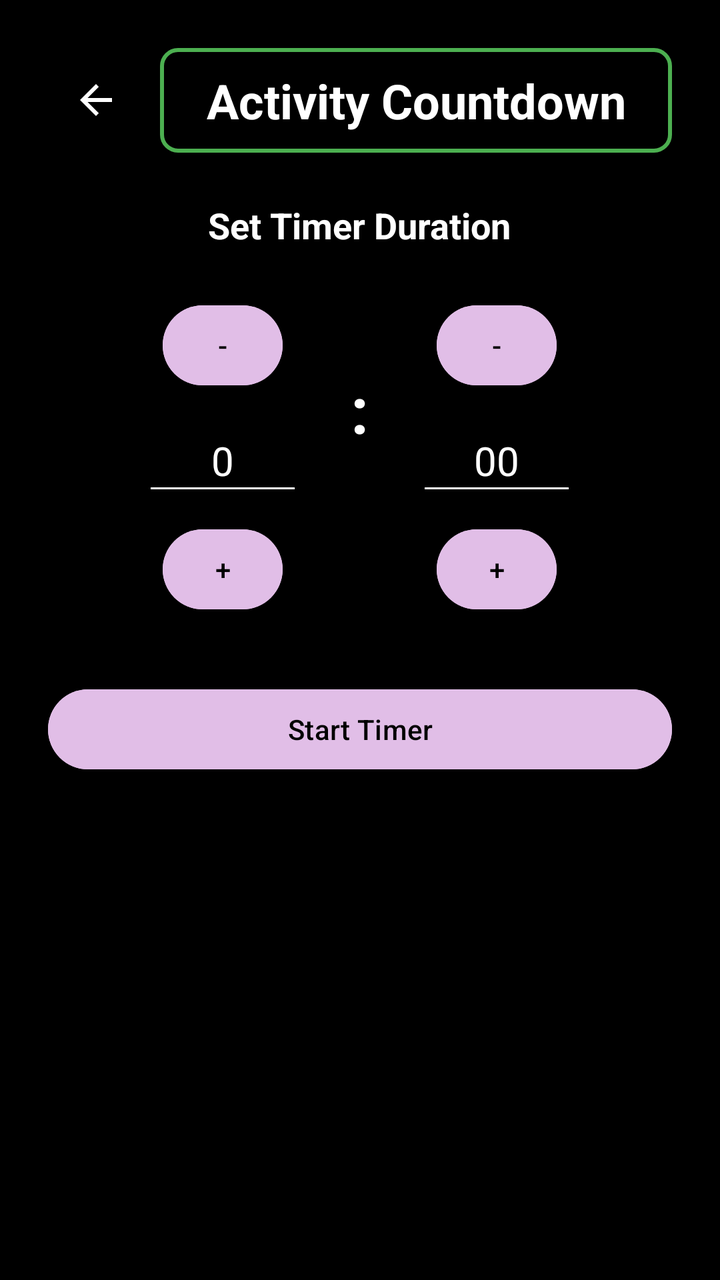
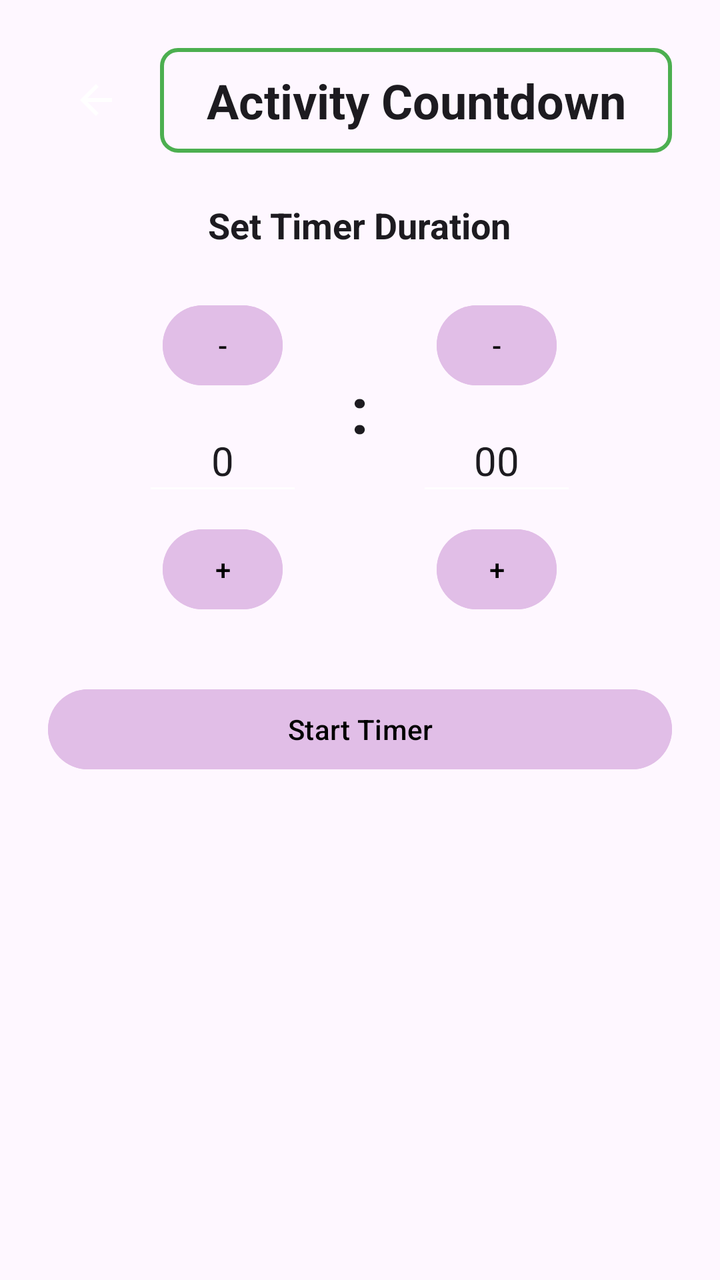

Compare the two renders of this Android layout. The source of the first and the diff that turns it into the second are given below.
<!-- AndroidManifest.xml: application theme Theme.VITeacherToolkit -->
<!-- res/layout/activity_activity_timer.xml -->
<?xml version="1.0" encoding="utf-8"?>
<ScrollView xmlns:android="http://schemas.android.com/apk/res/android"
    android:layout_width="match_parent"
    android:layout_height="match_parent"
    android:fillViewport="true"
    android:background="#000000">

    <LinearLayout
        android:layout_width="match_parent"
        android:layout_height="wrap_content"
        android:orientation="vertical"
        android:padding="24dp">

        
        <LinearLayout
            android:layout_width="match_parent"
            android:layout_height="wrap_content"
            android:orientation="horizontal"
            android:gravity="center_vertical"
            android:layout_marginBottom="24dp">

            <ImageButton
                android:id="@+id/btnBack"
                android:layout_width="48dp"
                android:layout_height="48dp"
                android:src="?android:attr/actionModeCloseDrawable"
                android:background="?android:attr/selectableItemBackground"
                android:tint="#FFFFFF"
                android:importantForAccessibility="yes" />

            <TextView
                android:id="@+id/tvTitle"
                android:layout_width="0dp"
                android:layout_height="wrap_content"
                android:layout_weight="1"
                android:text="Activity Countdown"
                android:textColor="#FFFFFF"
                android:textSize="24sp"
                android:textStyle="bold"
                android:gravity="center"
                android:background="@drawable/border_green"
                android:layout_marginStart="8dp"
                android:accessibilityHeading="true"
                android:importantForAccessibility="yes" />

        </LinearLayout>

        
        <LinearLayout
            android:id="@+id/layoutSetup"
            android:layout_width="match_parent"
            android:layout_height="wrap_content"
            android:orientation="vertical"
            android:gravity="center_horizontal"
            android:visibility="visible">

            <TextView
                android:layout_width="wrap_content"
                android:layout_height="wrap_content"
                android:text="Set Timer Duration"
                android:textColor="#FFFFFF"
                android:textSize="18sp"
                android:textStyle="bold"
                android:layout_marginBottom="24dp" />

            
            <LinearLayout
                android:layout_width="match_parent"
                android:layout_height="wrap_content"
                android:orientation="horizontal"
                android:gravity="center"
                android:layout_marginBottom="32dp">

                
                <LinearLayout
                    android:layout_width="wrap_content"
                    android:layout_height="wrap_content"
                    android:orientation="vertical"
                    android:gravity="center_horizontal"
                    android:layout_marginEnd="24dp">

                    <Button
                        android:id="@+id/btnDecMinutes"
                        android:layout_width="60dp"
                        android:layout_height="48dp"
                        android:text="-"
                        android:textColor="#000000"
                        android:backgroundTint="@color/lavender"
                        android:layout_marginBottom="8dp" />

                    <EditText
                        android:id="@+id/etMinutes"
                        android:layout_width="80dp"
                        android:layout_height="48dp"
                        android:text="0"
                        android:textColor="#FFFFFF"
                        android:backgroundTint="#FFFFFF"
                        android:gravity="center"
                        android:textSize="20sp"
                        android:inputType="number"
                        android:layout_marginBottom="8dp"
                        android:importantForAccessibility="yes" />

                    <Button
                        android:id="@+id/btnIncMinutes"
                        android:layout_width="60dp"
                        android:layout_height="48dp"
                        android:text="+"
                        android:textColor="#000000"
                        android:backgroundTint="@color/lavender" />

                </LinearLayout>

                
                <TextView
                    android:layout_width="wrap_content"
                    android:layout_height="wrap_content"
                    android:text=":"
                    android:textColor="#FFFFFF"
                    android:textSize="32sp"
                    android:textStyle="bold"
                    android:layout_gravity="center_vertical"
                    android:layout_marginBottom="24dp"
                    android:layout_marginEnd="24dp" />

                
                <LinearLayout
                    android:layout_width="wrap_content"
                    android:layout_height="wrap_content"
                    android:orientation="vertical"
                    android:gravity="center_horizontal">

                    <Button
                        android:id="@+id/btnDecSeconds"
                        android:layout_width="60dp"
                        android:layout_height="48dp"
                        android:text="-"
                        android:textColor="#000000"
                        android:backgroundTint="@color/lavender"
                        android:layout_marginBottom="8dp" />

                    <EditText
                        android:id="@+id/etSeconds"
                        android:layout_width="80dp"
                        android:layout_height="48dp"
                        android:text="00"
                        android:textColor="#FFFFFF"
                        android:backgroundTint="#FFFFFF"
                        android:gravity="center"
                        android:textSize="20sp"
                        android:inputType="number"
                        android:layout_marginBottom="8dp"
                        android:importantForAccessibility="yes" />

                    <Button
                        android:id="@+id/btnIncSeconds"
                        android:layout_width="60dp"
                        android:layout_height="48dp"
                        android:text="+"
                        android:textColor="#000000"
                        android:backgroundTint="@color/lavender" />

                </LinearLayout>

            </LinearLayout>

            <Button
                android:id="@+id/btnStartTimer"
                android:layout_width="match_parent"
                android:layout_height="wrap_content"
                android:minHeight="48dp"
                android:text="Start Timer"
                android:textColor="#000000"
                android:backgroundTint="@color/lavender" />

        </LinearLayout>

        
        <LinearLayout
            android:id="@+id/layoutRunning"
            android:layout_width="match_parent"
            android:layout_height="wrap_content"
            android:orientation="vertical"
            android:gravity="center_horizontal"
            android:visibility="gone">

            
            <TextView
                android:id="@+id/tvTimeDisplay"
                android:layout_width="match_parent"
                android:layout_height="wrap_content"
                android:text="05:00"
                android:textColor="#FFFFFF"
                android:textSize="60sp"
                android:textStyle="bold"
                android:gravity="center"
                android:layout_marginBottom="32dp"
                android:importantForAccessibility="yes" />

            
            <ProgressBar
                android:id="@+id/pbActivity"
                style="?android:attr/progressBarStyleHorizontal"
                android:layout_width="match_parent"
                android:layout_height="12dp"
                android:max="100"
                android:progress="0"
                android:layout_marginBottom="48dp"
                android:importantForAccessibility="no" />

            
            <LinearLayout
                android:layout_width="match_parent"
                android:layout_height="wrap_content"
                android:orientation="vertical">

                <Button
                    android:id="@+id/btnPauseResume"
                    android:layout_width="match_parent"
                    android:layout_height="wrap_content"
                    android:minHeight="48dp"
                    android:text="Pause"
                    android:textColor="#000000"
                    android:backgroundTint="@color/lavender"
                    android:layout_marginBottom="16dp" />

                <Button
                    android:id="@+id/btnRestart"
                    android:layout_width="match_parent"
                    android:layout_height="wrap_content"
                    android:minHeight="48dp"
                    android:text="Restart"
                    android:textColor="#000000"
                    android:backgroundTint="@color/lavender"
                    android:layout_marginBottom="16dp" />

                <Button
                    android:id="@+id/btnStop"
                    android:layout_width="match_parent"
                    android:layout_height="wrap_content"
                    android:minHeight="48dp"
                    android:text="Stop"
                    android:textColor="#FFFFFF"
                    android:backgroundTint="#FF444444" />

            </LinearLayout>

        </LinearLayout>

    </LinearLayout>
</ScrollView>
<!-- resources referenced by this layout -->
<resources>
  <color name="lavender">#FFE1BEE7</color>
  <!-- drawable border_green (drawable) -->
  <?xml version="1.0" encoding="utf-8"?>
  <shape xmlns:android="http://schemas.android.com/apk/res/android"
      android:shape="rectangle">
      <stroke
          android:width="2dp"
          android:color="#FF4CAF50" /> 
      <padding
          android:left="16dp"
          android:top="10dp"
          android:right="16dp"
          android:bottom="10dp" />
      <corners
          android:radius="8dp" />
  </shape>
  <style name="Theme.VITeacherToolkit" parent="Base.Theme.VITeacherToolkit" />
  <style name="Base.Theme.VITeacherToolkit" parent="Theme.Material3.DayNight.NoActionBar">
          
          <item name="colorPrimary">@color/lavender</item>
          <item name="colorOnPrimary">@color/black</item>
  
          
          <item name="android:spinnerStyle">@style/CustomSpinnerStyle</item>
          <item name="android:spinnerItemStyle">@style/CustomSpinnerItemStyle</item>
          <item name="android:spinnerDropDownItemStyle">@style/CustomSpinnerDropDownItemStyle</item>
          <item name="spinnerDropDownItemStyle">@style/CustomSpinnerDropDownItemStyle</item>
      </style>
  <color name="black">#FF000000</color>
  <style name="CustomSpinnerStyle" parent="Widget.AppCompat.Spinner">
          <item name="android:popupBackground">@color/grey_dark</item>
      </style>
  <style name="CustomSpinnerItemStyle" parent="Widget.AppCompat.TextView.SpinnerItem">
          <item name="android:textColor">@color/white</item>
          <item name="android:textSize">16sp</item>
      </style>
  <style name="CustomSpinnerDropDownItemStyle" parent="Widget.AppCompat.DropDownItem.Spinner">
          <item name="android:textColor">@color/white</item>
          <item name="android:background">@color/grey_dark</item>
          <item name="android:checkMarkTint">@color/lavender</item>
          <item name="android:textSize">16sp</item>
          <item name="android:padding">12dp</item>
      </style>
  <color name="grey_dark">#FF333333</color>
  <color name="white">#FFFFFFFF</color>
</resources>

<!-- the commit's change to res/layout/activity_activity_timer.xml (unified diff, before → after) -->
@@ -3,7 +3,7 @@
     android:layout_width="match_parent"
     android:layout_height="match_parent"
     android:fillViewport="true"
-    android:background="#000000">
+    android:background="?android:attr/windowBackground">
 
     <LinearLayout
         android:layout_width="match_parent"
@@ -34,7 +34,7 @@
                 android:layout_height="wrap_content"
                 android:layout_weight="1"
                 android:text="Activity Countdown"
-                android:textColor="#FFFFFF"
+                android:textColor="?android:attr/textColorPrimary"
                 android:textSize="24sp"
                 android:textStyle="bold"
                 android:gravity="center"
@@ -58,7 +58,7 @@
                 android:layout_width="wrap_content"
                 android:layout_height="wrap_content"
                 android:text="Set Timer Duration"
-                android:textColor="#FFFFFF"
+                android:textColor="?android:attr/textColorPrimary"
                 android:textSize="18sp"
                 android:textStyle="bold"
                 android:layout_marginBottom="24dp" />
@@ -93,7 +93,7 @@
                         android:layout_width="80dp"
                         android:layout_height="48dp"
                         android:text="0"
-                        android:textColor="#FFFFFF"
+                        android:textColor="?android:attr/textColorPrimary"
                         android:backgroundTint="#FFFFFF"
                         android:gravity="center"
                         android:textSize="20sp"
@@ -116,7 +116,7 @@
                     android:layout_width="wrap_content"
                     android:layout_height="wrap_content"
                     android:text=":"
-                    android:textColor="#FFFFFF"
+                    android:textColor="?android:attr/textColorPrimary"
                     android:textSize="32sp"
                     android:textStyle="bold"
                     android:layout_gravity="center_vertical"
@@ -144,7 +144,7 @@
                         android:layout_width="80dp"
                         android:layout_height="48dp"
                         android:text="00"
-                        android:textColor="#FFFFFF"
+                        android:textColor="?android:attr/textColorPrimary"
                         android:backgroundTint="#FFFFFF"
                         android:gravity="center"
                         android:textSize="20sp"
@@ -190,7 +190,7 @@
                 android:layout_width="match_parent"
                 android:layout_height="wrap_content"
                 android:text="05:00"
-                android:textColor="#FFFFFF"
+                android:textColor="?android:attr/textColorPrimary"
                 android:textSize="60sp"
                 android:textStyle="bold"
                 android:gravity="center"
@@ -240,7 +240,7 @@
                     android:layout_height="wrap_content"
                     android:minHeight="48dp"
                     android:text="Stop"
-                    android:textColor="#FFFFFF"
+                    android:textColor="?android:attr/textColorPrimary"
                     android:backgroundTint="#FF444444" />
 
             </LinearLayout>
<!-- resource entries referenced after the edit -->
@@ -30,20 +30,20 @@
       </style>
   <color name="black">#FF000000</color>
   <style name="CustomSpinnerStyle" parent="Widget.AppCompat.Spinner">
-          <item name="android:popupBackground">@color/grey_dark</item>
+          <item name="android:popupBackground">@color/white</item>
       </style>
   <style name="CustomSpinnerItemStyle" parent="Widget.AppCompat.TextView.SpinnerItem">
-          <item name="android:textColor">@color/white</item>
+          <item name="android:textColor">@color/black</item>
           <item name="android:textSize">16sp</item>
       </style>
   <style name="CustomSpinnerDropDownItemStyle" parent="Widget.AppCompat.DropDownItem.Spinner">
-          <item name="android:textColor">@color/white</item>
-          <item name="android:background">@color/grey_dark</item>
-          <item name="android:checkMarkTint">@color/lavender</item>
+          <item name="android:textColor">@color/black</item>
+          <item name="android:background">@color/white</item>
+          <item name="android:checkMarkTint">@color/lavender_dark</item>
           <item name="android:textSize">16sp</item>
           <item name="android:padding">12dp</item>
       </style>
-  <color name="grey_dark">#FF333333</color>
   <color name="white">#FFFFFFFF</color>
+  <color name="lavender_dark">#FFB080FF</color>
 </resources>
 
